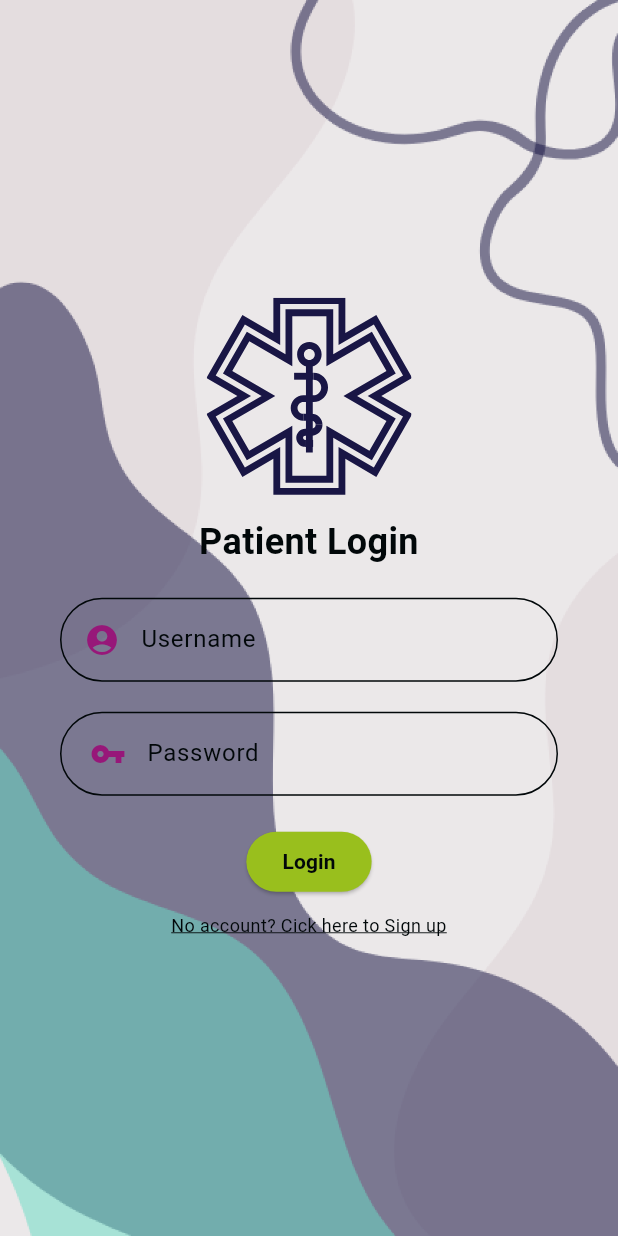
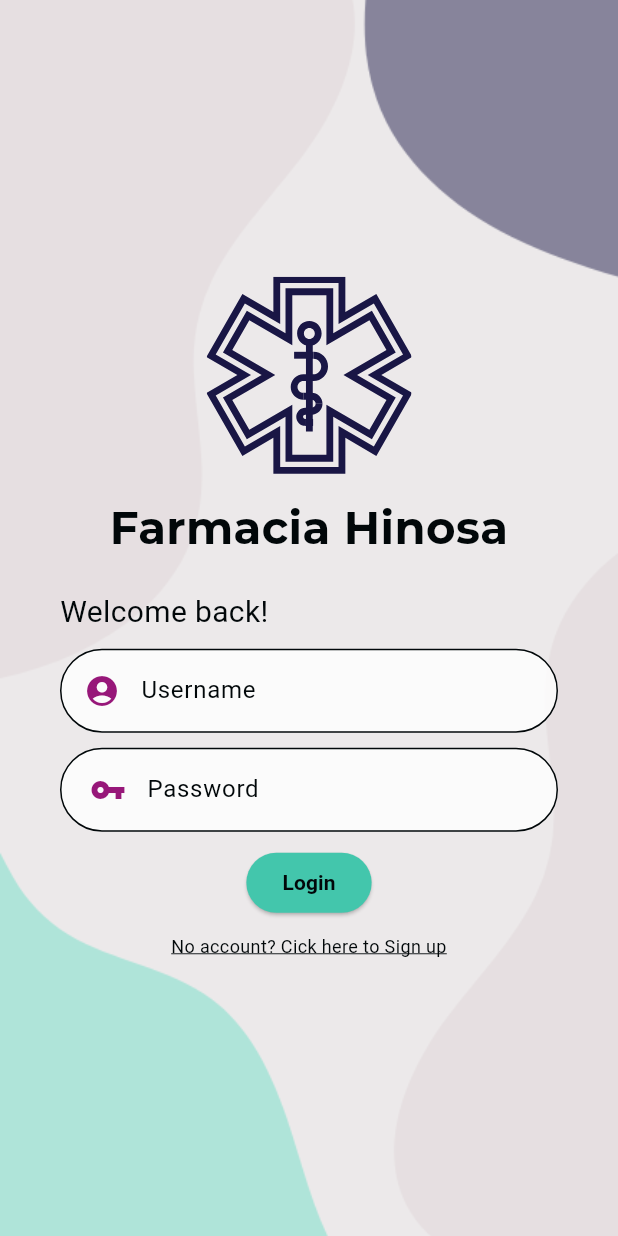
Before and after one commit to Jude310/cc206-clinic_management_system_patients, a Flutter app: the screen it shows after launch, on a phone screen of 412 x 824 dp. Run offline on Flutter 3.47's test engine with Material 2 defaults, Android fonts, the phone set to English and light mode, and no system bars; our stand-ins replace flutter_svg; project files that could hold a hidden picture were left out.

Commit message:
remade login page design

```diff
--- a/lib/features/log_in_page.dart
+++ b/lib/features/log_in_page.dart
@@ -9,38 +9,63 @@ class LogInPage extends StatelessWidget {
   @override
   Widget build(BuildContext context) {
     return Stack(
+
       children: <Widget>[
         Container(
             width: MediaQuery.of(context).size.width,
             height: MediaQuery.of(context).size.height,
-          child: Image.asset('assets/images/MainLogIn_BG 1.png', fit: BoxFit.cover,)),
+            color: Color.fromARGB(255, 245, 244, 243),
+            child: Opacity(
+              opacity: 0.90,
+              child: Image.asset(
+                'assets/images/LoginSignUp_BG (1) 1.png',
+
+                fit: BoxFit.cover,
+              ),
+            )),
         Scaffold(
           backgroundColor: Colors.transparent,
           body: Padding(
             padding: const EdgeInsets.symmetric(horizontal: 40.0),
             child: Column(
               mainAxisAlignment: MainAxisAlignment.center,
+              crossAxisAlignment: CrossAxisAlignment.start,
+              children: [
+                Column(
                   crossAxisAlignment: CrossAxisAlignment.stretch,
-              children: [
-                Form(
-                  key: logInFormKey,
-                  child: Column(
                   children: [
                     SvgPicture.asset(
                       'assets/logo/Farmacia 3.svg',
                       width: 150,
                     ),
                     const Text(
-                        'Patient Login',
+                      'Farmacia Hinosa',
                       style: TextStyle(
-                          fontSize: 24.0,
+                        fontFamily: 'Montserrat',
+                        fontSize: 30.0,
                         fontWeight: FontWeight.bold,
                       ),
                       textAlign: TextAlign.center,
                     ),
+                  ],
+                ),
                 const SizedBox(height: 20.0),
+                const Text(
+                  'Welcome back!',
+                  style: TextStyle(
+                    fontSize: 20.0,
+                  ),
+                  textAlign: TextAlign.start,
+                ),
+                const SizedBox(height: 10.0),
+                Form(
+                  key: logInFormKey,
+                  child: Column(
+                    children: [
                       TextFormField(
                         decoration: InputDecoration(
+                          filled: true,
+                          fillColor: Colors.white.withOpacity(0.8),
                           border: OutlineInputBorder(
                             borderRadius:
                                 BorderRadius.all(Radius.circular(30.0)),
@@ -53,9 +78,11 @@ class LogInPage extends StatelessWidget {
                           labelText: 'Username',
                         ),
                       ),
-                      const SizedBox(height: 20.0),
+                      const SizedBox(height: 10.0),
                       TextFormField(
                         decoration: InputDecoration(
+                          filled: true,
+                          fillColor: Colors.white.withOpacity(0.8),
                           border: OutlineInputBorder(
                             borderRadius:
                                 BorderRadius.all(Radius.circular(30.0)),
@@ -69,7 +96,7 @@ class LogInPage extends StatelessWidget {
                         ),
                         obscureText: true,
                       ),
-                      const SizedBox(height: 20.0),
+                      const SizedBox(height: 10.0),
                       Padding(
                         padding: const EdgeInsets.symmetric(horizontal: 95.0),
                         child: ElevatedButton(
@@ -91,13 +118,19 @@ class LogInPage extends StatelessWidget {
                       const SizedBox(height: 10.0),
                       //make a hyperlink text
 
-                      const Text(
+                      GestureDetector(
+                        onTap: () => {
+// Navigator.push(signuppage);
+
+                        },
+                        child: const Text(
                           'No account? Cick here to Sign up',
                           style: TextStyle(
                             fontSize: 12.0,
                             decoration: TextDecoration.underline,
                           ),
                           textAlign: TextAlign.center,
+                        ),
                       ),
                     ],
                   ),
--- a/lib/theme/color_theme.dart
+++ b/lib/theme/color_theme.dart
@@ -6,7 +6,7 @@ const primaryColor = Color(0xFF971779);
 const primaryFgColor = Color(0xFFe9f7fc);
 const secondaryColor = Color(0xFFb4e5f4);
 const secondaryFgColor = Color(0xFF010709);
-const accentColor = Color(0xFF99bf1d);
+const accentColor = Color(0xFF43C6AC);
 const accentFgColor = Color(0xFF010709);
 
 const colorScheme1 = ColorScheme(
```
Lines whose indentation alone changed are shown as unchanged.
